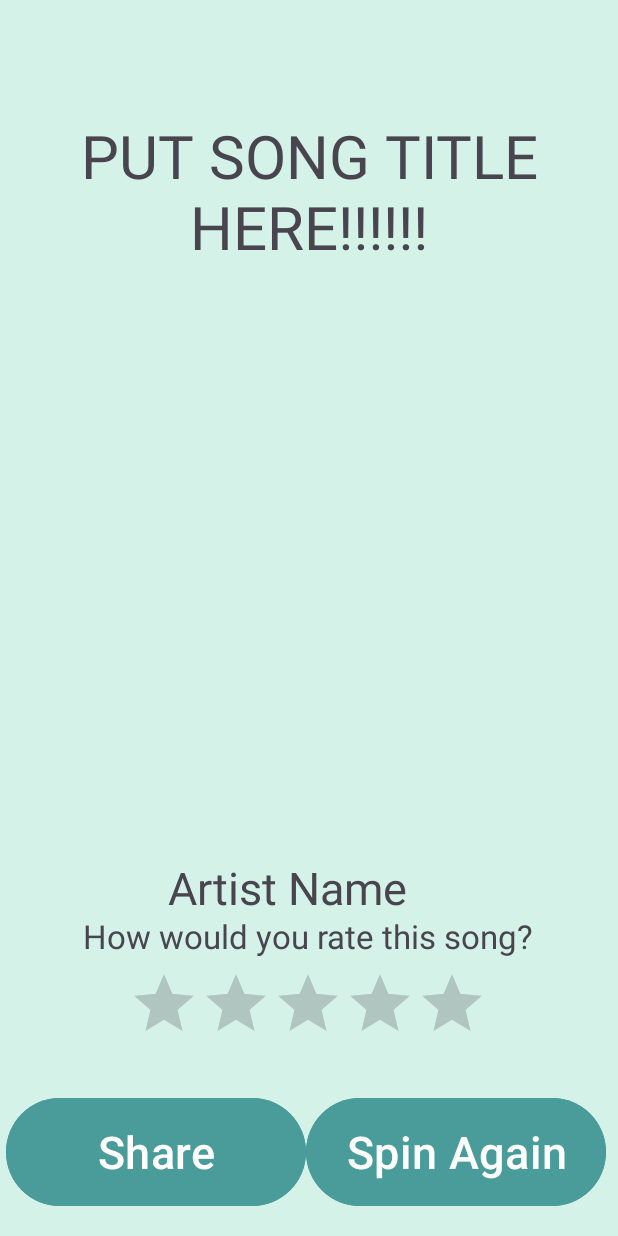
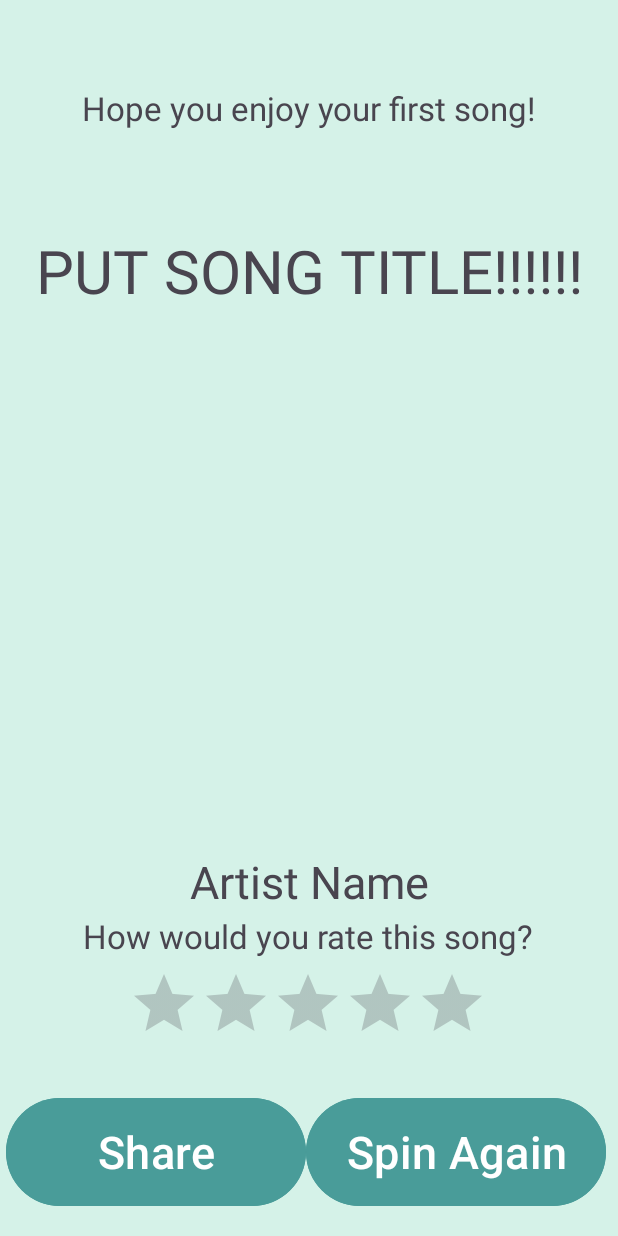
Before and after one commit to rahulnair2003/RandomMusicSpinner, an Android app: the SongActivity screen opened directly, with no data from a screen before it, on a phone screen of 412 x 824 dp. Run offline under Robolectric (Android 15) with nearby library versions, the light colour scheme and no system bars; pictures from the network do not load; 4 statements that could not run were skipped.

Commit message:
fixes for presentation

```diff
--- a/app/src/main/java/com/example/groupfinalproject/SongActivity.kt
+++ b/app/src/main/java/com/example/groupfinalproject/SongActivity.kt
@@ -14,6 +14,7 @@ import com.bumptech.glide.Glide
 class SongActivity : AppCompatActivity() {
     lateinit var restartButton: Button
     lateinit var songText : TextView
+    lateinit var lastTime : TextView
     lateinit var artistText : TextView
     lateinit var albumImage : ImageView
     lateinit var sharedPreferences: SharedPreferences
@@ -29,7 +30,7 @@ class SongActivity : AppCompatActivity() {
         val prevSong = sharedPreferences.getString("songText", null)
         val rating = sharedPreferences.getFloat("songRating", 0.0f)
 
-        val prevSongToastText = if (prevSong == null) {
+        val prevSongText = if (prevSong == null) {
             "Hope you enjoy your first song!"
         } else {
             if (rating == 0.0f)
@@ -38,19 +39,24 @@ class SongActivity : AppCompatActivity() {
                 "The last song you spun was $prevSong and you rated it $rating stars."
         }
 
-        Toast.makeText(this@SongActivity, prevSongToastText, Toast.LENGTH_LONG).show()
 
         shareButton = findViewById(R.id.shareButton)
         shareButton.setOnClickListener {
             sendEmail()
         }
-
+        lastTime = findViewById<TextView>(R.id.lasttime)
         songText = findViewById<TextView>(R.id.songTextView)
         albumImage = findViewById<ImageView>(R.id.albumImage)
         artistText = findViewById<TextView>(R.id.artistName)
+        lastTime.text = prevSongText
         artistText.text = SpinnerActivity.songArtistTriple!!.second
         songText.text = SpinnerActivity.songArtistTriple!!.first
         Glide.with(this).load(SpinnerActivity.songArtistTriple!!.third).into(albumImage)
+
+        editor.putString("songText", SpinnerActivity.songArtistTriple!!.first)
+        editor.commit()
+        editor.putFloat("songRating", 0.0f)
+        editor.commit()
 
         val ratingBar = findViewById<RatingBar>(R.id.ratingbar)
         val listener = RatingListener()
--- a/app/src/main/res/layout/activity_song.xml
+++ b/app/src/main/res/layout/activity_song.xml
@@ -8,7 +8,7 @@
 
     <TextView
         android:id="@+id/prevSongTV"
-        android:layout_width="wrap_content"
+        android:layout_width="match_parent"
         android:layout_height="wrap_content"
         android:gravity="center"
         android:textSize="25sp"
@@ -21,17 +21,17 @@
 
     <TextView
         android:id="@+id/songTextView"
-        android:layout_width="wrap_content"
+        android:layout_width="match_parent"
         android:layout_height="wrap_content"
         android:gravity="center"
-        android:text="PUT SONG TITLE HERE!!!!!!"
+        android:text="PUT SONG TITLE!!!!!!"
         android:textSize="40sp"
         app:layout_constraintBottom_toBottomOf="parent"
         app:layout_constraintEnd_toEndOf="parent"
-        app:layout_constraintHorizontal_bias="0.0"
+        app:layout_constraintHorizontal_bias="0.492"
         app:layout_constraintStart_toStartOf="parent"
         app:layout_constraintTop_toTopOf="parent"
-        app:layout_constraintVertical_bias="0.106" />
+        app:layout_constraintVertical_bias="0.199" />
 
     <TextView
         android:id="@+id/ratingTextView"
@@ -46,6 +46,20 @@
         app:layout_constraintStart_toStartOf="parent"
         app:layout_constraintTop_toTopOf="parent"
         app:layout_constraintVertical_bias="0.767" />
+
+    <TextView
+        android:id="@+id/lasttime"
+        android:layout_width="match_parent"
+        android:layout_height="wrap_content"
+        android:gravity="center"
+        android:text="Last Time you rated"
+        android:textSize="22sp"
+        app:layout_constraintBottom_toBottomOf="parent"
+        app:layout_constraintEnd_toEndOf="parent"
+        app:layout_constraintHorizontal_bias="0.498"
+        app:layout_constraintStart_toStartOf="parent"
+        app:layout_constraintTop_toTopOf="parent"
+        app:layout_constraintVertical_bias="0.072" />
 
     <RatingBar
         android:id="@+id/ratingbar"
@@ -104,10 +118,10 @@
 
     <TextView
         android:id="@+id/artistName"
-        android:layout_width="wrap_content"
+        android:layout_width="match_parent"
         android:layout_height="wrap_content"
-        android:layout_marginStart="112dp"
-        android:layout_marginBottom="212dp"
+        android:layout_marginBottom="216dp"
+        android:gravity="center"
         android:text="Artist Name"
         android:textSize="30sp"
         app:layout_constraintBottom_toBottomOf="parent"
```
Also changed, not shown: app/src/main/java/com/example/groupfinalproject/SpinnerActivity.kt (+12 -9 lines).
